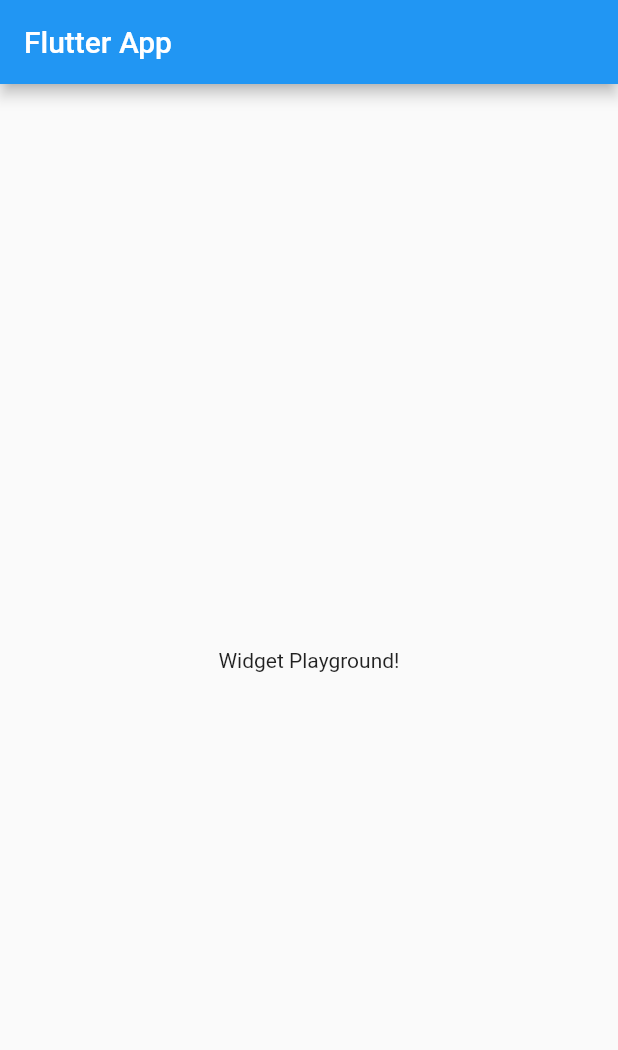
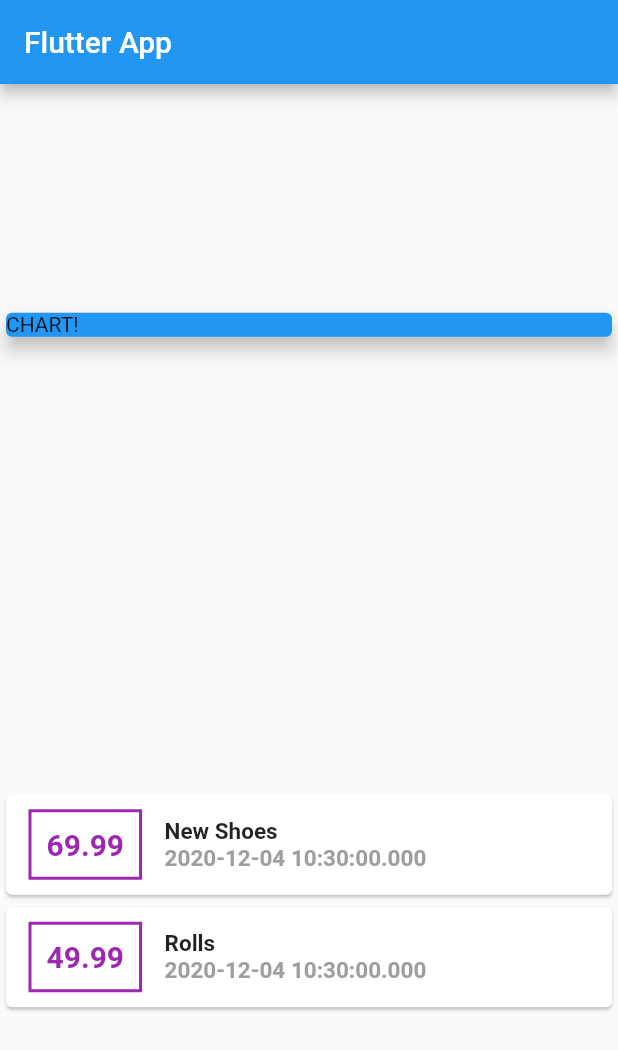
Before and after one commit to tapixhx/Expense, a Flutter app: the screen it shows after launch, on a phone screen of 412 x 824 dp. Shown: the top 1050 px of the screen. Run offline on Flutter 3.47's test engine with Material 2 defaults, Android fonts, the phone set to English and light mode, and no system bars.

Commit message:
Transaction list added

```diff
--- a/Expense/lib/main.dart
+++ b/Expense/lib/main.dart
@@ -1,4 +1,6 @@
 import 'package:flutter/material.dart';
+
+import './transaction.dart';
 
 void main() => runApp(MyApp());
 
@@ -13,15 +15,83 @@ class MyApp extends StatelessWidget {
 }
 
 class MyHomePage extends StatelessWidget {
+  final List<Transaction> transaction = [
+    Transaction(
+      id: 't1',
+      title: 'New Shoes',
+      amount: 69.99,
+      date: DateTime.now(),
+    ),
+    Transaction(
+      id: 't2',
+      title: 'Rolls',
+      amount: 49.99,
+      date: DateTime.now(),
+    ),
+  ];
+
   @override
   Widget build(BuildContext context) {
     return Scaffold(
       appBar: AppBar(
         title: Text('Flutter App'),
       ),
-      body: Center(
-        child: Text('Widget Playground!'),
-      ),
+      body: Column(
+        mainAxisAlignment: MainAxisAlignment.spaceAround,
+        crossAxisAlignment: CrossAxisAlignment.stretch,
+        children: [
+        Container(
+            width:double.infinity,
+            child: Card(
+              color: Colors.blue,
+              child: Text('CHART!'),
+              elevation: 5,
+          ),
+        ),
+        Column(children: transaction.map((tx) {
+          return Card(
+            child: Row(children: [
+              Container(
+                margin: EdgeInsets.symmetric(
+                  vertical: 10,
+                  horizontal: 15,
+                ),
+                decoration: BoxDecoration(border: Border.all(
+                  color: Colors.purple,
+                  width:2,
+                ),),
+                padding: EdgeInsets.all(10),
+                child: Text(
+                  tx.amount.toString(),
+                  style: TextStyle(
+                    fontWeight: FontWeight.bold,
+                    fontSize: 20,
+                    color: Colors.purple,
+                  ),
+                ),
+              ),
+              Column(
+                crossAxisAlignment: CrossAxisAlignment.start,
+                children: [
+                Text(
+                  tx.title,
+                  style: TextStyle(
+                    fontWeight: FontWeight.bold,
+                    fontSize: 15,
+                  ),
+                ),
+                Text(
+                  tx.date.toString(),
+                  style: TextStyle(
+                    fontWeight: FontWeight.bold,
+                    fontSize: 15,
+                    color: Colors.grey,
+                  ),),
+              ],)
+            ],),
+          );
+        }).toList(),)
+      ],),
     );
   }
 }
--- /dev/null
+++ b/Expense/lib/transaction.dart
@@ -0,0 +1,15 @@
+import 'package:flutter/foundation.dart';
+
+class Transaction {
+  final String id;
+  final String title;
+  final double amount;
+  final DateTime date;
+
+  Transaction({
+    @required this.id,
+    @required this.title,
+    @required this.amount,
+    @required this.date,
+  });
+}
```
